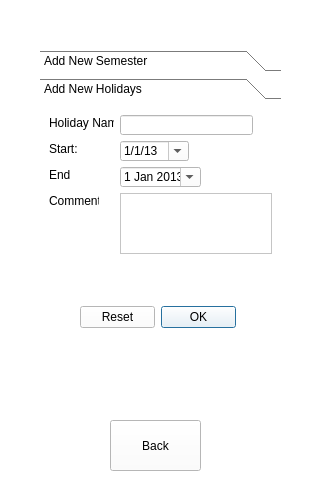
Above: mainwindow.ui from ptwich2/StudentScheduler- before the change. Below: the same form after it.
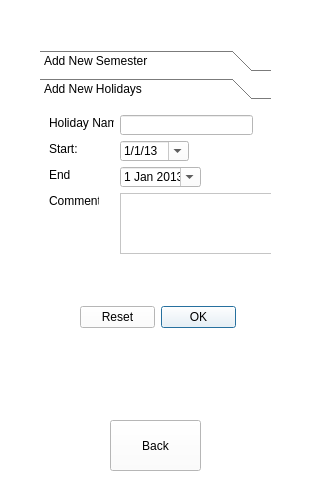
That is the form after the change. The open tabs and pages were chosen to show the change.

What changed in the file:
```diff
--- a/mainwindow.ui
+++ b/mainwindow.ui
@@ -307,7 +307,7 @@
         <rect>
          <x>30</x>
          <y>10</y>
-         <width>245</width>
+         <width>231</width>
          <height>351</height>
         </rect>
        </property>
@@ -417,8 +417,8 @@
          <rect>
           <x>0</x>
           <y>0</y>
-          <width>98</width>
-          <height>28</height>
+          <width>231</width>
+          <height>297</height>
          </rect>
         </property>
         <attribute name="label">
```
Left out of the diff: 4 changed lines with no effect on the pictures.
